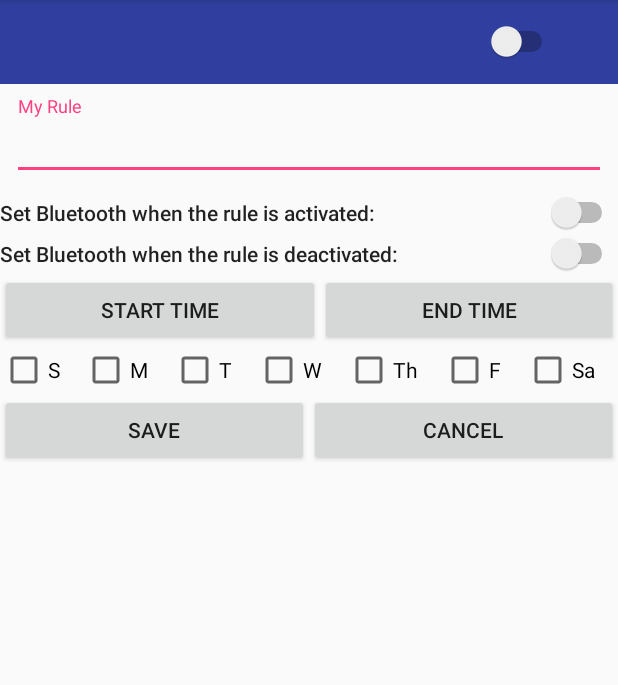
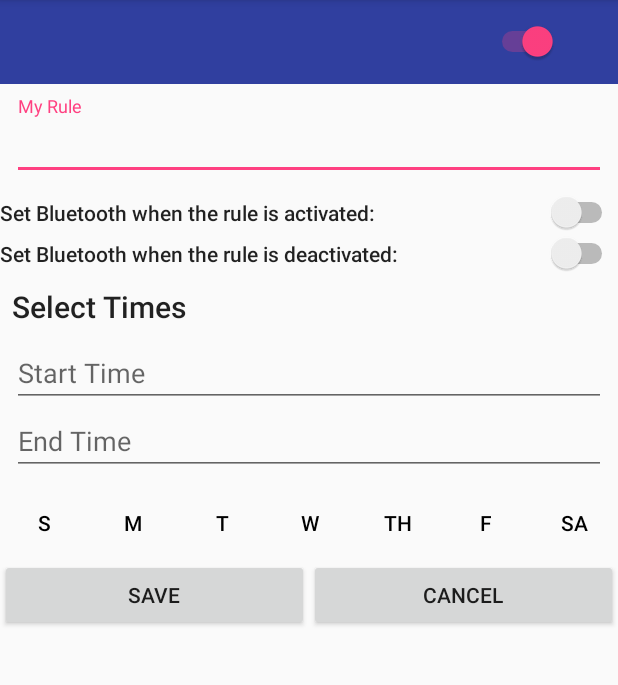
Before and after one commit to john-mcdonald-umd/SemesterProject, an Android app: the BluetoothTimeFragment screen opened directly, with no data from a screen before it, on a phone screen of 412 x 824 dp, the part 84-769 px from its top. Run offline under Robolectric (Android 15) with nearby library versions, the phone set to English and light mode, and no system bars; 1 statement that could not run was skipped.

Commit message:
Good UI for fragment_time.xml.
Fixed slight, non-fatal bugs.

```diff
--- a/app/src/main/java/edu/umd/cs/semesterproject/fragment/BaseLocationFragment.java
+++ b/app/src/main/java/edu/umd/cs/semesterproject/fragment/BaseLocationFragment.java
@@ -83,12 +83,14 @@ public abstract class BaseLocationFragment extends Fragment {
         if (rule == null) {
             // Set up location rule
             locationRule = new LocationRule(ruleName.getText().toString(), true, 0, 0, 0);
+            enabled_switch.setChecked(true);
         }
         // if editing a pre-existing rule.
         else{
             locationSet = true;
             ruleName.setText(rule.getName());
             locationRule = (LocationRule) rule;
+            enabled_switch.setChecked(locationRule.isEnabled());
             setupSpecificLayout(view, locationRule);
         }
 
--- a/app/src/main/java/edu/umd/cs/semesterproject/fragment/BaseTimeFragment.java
+++ b/app/src/main/java/edu/umd/cs/semesterproject/fragment/BaseTimeFragment.java
@@ -15,6 +15,7 @@ import android.widget.EditText;
 import android.widget.Switch;
 import android.widget.TimePicker;
 import android.widget.Toast;
+import android.widget.ToggleButton;
 
 import java.util.ArrayList;
 import java.util.Calendar;
@@ -41,7 +42,7 @@ public abstract class BaseTimeFragment extends Fragment {
 
     private EditText ruleName;
     private Switch enabled_switch;
-    private CheckBox S, M, T, W, Th, F, Sa;
+    private ToggleButton S, M, T, W, Th, F, Sa;
     protected View view;
 
     // Gets the action type of the Location Rule. Volume Rules would return Rule.ActionType.VOLUME
@@ -73,35 +74,37 @@ public abstract class BaseTimeFragment extends Fragment {
         view = inflater.inflate(getLayoutId(), container, false);
         enabled_switch = (Switch) view.findViewById(R.id.switch_enabled);
         ruleName = (EditText) view.findViewById(R.id.rule_name);
-        Button startTimeButton = (Button) view.findViewById(R.id.set_start_time_button);
-        Button endTimeButton = (Button) view.findViewById(R.id.set_end_time_button);
+        EditText startTimeText = (EditText) view.findViewById(R.id.edit_text_start_time);
+        EditText endTimeText = (EditText) view.findViewById(R.id.edit_text_end_time);
         Button saveButton = (Button) view.findViewById(R.id.save_button);
         Button cancelButton = (Button) view.findViewById(R.id.cancel_button);
         // Checkboxes, eventually put these in an array.
-        S = (CheckBox) view.findViewById(R.id.checkbox_sun);
-        M = (CheckBox) view.findViewById(R.id.checkbox_mon);
-        T = (CheckBox) view.findViewById(R.id.checkbox_tues);
-        W = (CheckBox) view.findViewById(R.id.checkbox_wed);
-        Th = (CheckBox) view.findViewById(R.id.checkbox_thurs);
-        F = (CheckBox) view.findViewById(R.id.checkbox_fri);
-        Sa = (CheckBox) view.findViewById(R.id.checkbox_sat);
+        S = (ToggleButton) view.findViewById(R.id.toggle_button_sun);
+        M = (ToggleButton) view.findViewById(R.id.toggle_button_mon);
+        T = (ToggleButton) view.findViewById(R.id.toggle_button_tues);
+        W = (ToggleButton) view.findViewById(R.id.toggle_button_wed);
+        Th = (ToggleButton) view.findViewById(R.id.toggle_button_thurs);
+        F = (ToggleButton) view.findViewById(R.id.toggle_button_fri);
+        Sa = (ToggleButton) view.findViewById(R.id.toggle_button_sat);
 
         // if creating a new rule.
         if (rule == null) {
             // Set up time rule
             timeRule = new TimeRule(ruleName.getText().toString(), true, 0, 0, 0, 0, null);
+            enabled_switch.setChecked(true);
         }
         // if editing a pre-existing rule.
         else{
             startTimeSet = (endTimeSet = true);
             ruleName.setText(rule.getName());
             timeRule = (TimeRule) rule;
-            setCheckBoxes(timeRule);
+            enabled_switch.setChecked(timeRule.isEnabled());
+            setToggleButtons(timeRule);
             setupSpecificLayout(view, timeRule);
         }
 
         // Link UI elements
-        startTimeButton.setOnClickListener(new Button.OnClickListener() {
+        startTimeText.setOnClickListener(new Button.OnClickListener() {
             @Override
             public void onClick(View v){
                 try{
@@ -124,7 +127,7 @@ public abstract class BaseTimeFragment extends Fragment {
                 }
             }
         });
-        endTimeButton.setOnClickListener(new Button.OnClickListener() {
+        endTimeText.setOnClickListener(new Button.OnClickListener() {
             @Override
             public void onClick(View v){
                 try{
@@ -156,7 +159,7 @@ public abstract class BaseTimeFragment extends Fragment {
                         Intent intent = new Intent();
                         timeRule.setActionType(getActionType());
                         timeRule.setAction(getAction());
-                        timeRule.setDays(parseCheckBoxes());
+                        timeRule.setDays(parseToggleButtons());
                         timeRule.setEnabled(enabled_switch.isChecked());
                         timeRule.setName(ruleName.getText().toString());
                         intent.putExtra(Codes.RULE_CREATED, timeRule);
@@ -189,7 +192,7 @@ public abstract class BaseTimeFragment extends Fragment {
     }
 
     // returns a List<TimeRule.Day> based on the state of the checkboxes.
-    private List<TimeRule.Day> parseCheckBoxes(){
+    private List<TimeRule.Day> parseToggleButtons(){
         ArrayList<TimeRule.Day> al = new ArrayList<>();
         if (S.isChecked()){
             al.add(TimeRule.Day.SUN);
@@ -216,7 +219,7 @@ public abstract class BaseTimeFragment extends Fragment {
         return al;
     }
 
-    private void setCheckBoxes(TimeRule r){
+    private void setToggleButtons(TimeRule r){
         for (TimeRule.Day day : r.getDays()){
             if (day.equals(TimeRule.Day.SUN))
                 S.setChecked(true);
--- a/app/src/main/java/edu/umd/cs/semesterproject/fragment/TestFragment.java
+++ /dev/null
@@ -1,49 +0,0 @@
-package edu.umd.cs.semesterproject.fragment;
-
-import android.os.Bundle;
-import android.support.v4.app.Fragment;
-import android.view.LayoutInflater;
-import android.view.View;
-import android.view.ViewGroup;
-import android.widget.Button;
-
-import edu.umd.cs.semesterproject.R;
-
-/**
- * Test fragment for testing a fragment in the tabs without having to go through dialogue boxes to get through
- * Mainly for testing UI and basic functionality.
- */
-
-public class TestFragment extends Fragment {
-
-    private static final String TITLE = "TEST";
-
-    public TestFragment() {
-    }
-
-    public static TestFragment newInstance() {
-
-        TestFragment testFragment = new TestFragment();
-
-        return testFragment;
-    }
-
-    public static String getTitle() {
-        return TITLE;
-    }
-
-    @Override
-    public View onCreateView(LayoutInflater inflater, ViewGroup container, Bundle savedInstanceState) {
-        super.onCreateView(inflater, container, savedInstanceState);
-
-        View view = inflater.inflate(R.layout.fragment_volume_time, container, false);
-        Button setTimeButton = (Button) view.findViewById(R.id.set_start_time_button);
-
-        // Link UI elements
-
-
-        return view;
-    }
-
-
-}
--- /dev/null
+++ b/app/src/main/res/drawable/toggle_button_selector.xml
@@ -0,0 +1,9 @@
+<?xml version="1.0" encoding="utf-8"?>
+<selector xmlns:android="http://schemas.android.com/apk/res/android">
+    <item
+        android:drawable="@color/colorAccent"
+        android:state_checked="true"/>
+    <item
+        android:drawable="@android:color/transparent"
+        android:state_checked="false"/>
+</selector>
--- /dev/null
+++ b/app/src/main/res/drawable/toggle_button_text_color.xml
@@ -0,0 +1,6 @@
+<?xml version="1.0" encoding="utf-8"?>
+<selector xmlns:android="http://schemas.android.com/apk/res/android">
+    <item android:state_checked="true"
+        android:color="#ffffff"/> <!-- pressed -->
+    <item android:color="#000000"/> <!-- default -->
+</selector>
--- a/app/src/main/res/layout/fragment_bluetooth_location.xml
+++ b/app/src/main/res/layout/fragment_bluetooth_location.xml
@@ -1,4 +1,9 @@
 <?xml version="1.0" encoding="utf-8"?>
+<ScrollView xmlns:android="http://schemas.android.com/apk/res/android"
+    android:layout_width="match_parent"
+    android:layout_height="match_parent"
+    android:fillViewport="true">
+
     <LinearLayout xmlns:android="http://schemas.android.com/apk/res/android"
         android:orientation="vertical" android:layout_width="match_parent"
         android:layout_height="match_parent">
@@ -12,3 +17,4 @@
         <include layout="@layout/fragment_save_cancel"/>
 
     </LinearLayout>
+</ScrollView>
--- a/app/src/main/res/layout/fragment_bluetooth_time.xml
+++ b/app/src/main/res/layout/fragment_bluetooth_time.xml
@@ -1,4 +1,9 @@
 <?xml version="1.0" encoding="utf-8"?>
+<ScrollView xmlns:android="http://schemas.android.com/apk/res/android"
+    android:layout_width="match_parent"
+    android:layout_height="match_parent"
+    android:fillViewport="true">
+
     <LinearLayout xmlns:android="http://schemas.android.com/apk/res/android"
         android:orientation="vertical" android:layout_width="match_parent"
         android:layout_height="match_parent">
@@ -12,3 +17,4 @@
         <include layout="@layout/fragment_save_cancel"/>
 
     </LinearLayout>
+</ScrollView>
--- a/app/src/main/res/layout/fragment_time.xml
+++ b/app/src/main/res/layout/fragment_time.xml
@@ -7,21 +7,29 @@
     <LinearLayout
         android:layout_width="match_parent"
         android:layout_height="wrap_content"
-        android:orientation="horizontal">
+        android:orientation="vertical"
+        android:padding="@dimen/view_padding">
 
-        <Button
-            android:id="@+id/set_start_time_button"
-            android:layout_width="wrap_content"
+        <TextView
+            android:layout_width="match_parent"
             android:layout_height="wrap_content"
-            android:layout_weight="1"
-            android:text="@string/choose_start_time" />
+            android:paddingBottom="@dimen/view_padding"
+            android:text="@string/times_label"
+            android:textAppearance="@style/TextAppearance.AppCompat.Title"/>
 
-        <Button
-            android:id="@+id/set_end_time_button"
-            android:layout_width="wrap_content"
+        <EditText
+            android:id="@+id/edit_text_start_time"
+            android:layout_width="match_parent"
             android:layout_height="wrap_content"
-            android:layout_weight="1"
-            android:text="@string/choose_end_time" />
+            android:focusable="false"
+            android:hint="@string/start_time_hint"/>
+
+        <EditText
+            android:id="@+id/edit_text_end_time"
+            android:layout_width="match_parent"
+            android:layout_height="wrap_content"
+            android:focusable="false"
+            android:hint="@string/end_time_hint"/>
     </LinearLayout>
 
     <LinearLayout
@@ -29,48 +37,76 @@
         android:layout_height="wrap_content"
         android:orientation="horizontal">
 
-        <CheckBox android:id="@+id/checkbox_sun"
+        <ToggleButton
+            android:id="@+id/toggle_button_sun"
             android:layout_width="wrap_content"
             android:layout_height="wrap_content"
-            android:text="@string/sun_label"
-            android:layout_weight="1"/>
+            android:layout_weight="1"
+            android:background="@drawable/toggle_button_selector"
+            android:textColor="@drawable/toggle_button_text_color"
+            android:textOff="@string/sun_label"
+            android:textOn="@string/sun_label"/>
 
-        <CheckBox android:id="@+id/checkbox_mon"
+        <ToggleButton
+            android:id="@+id/toggle_button_mon"
             android:layout_width="wrap_content"
             android:layout_height="wrap_content"
-            android:text="@string/mon_label"
-            android:layout_weight="1"/>
+            android:layout_weight="1"
+            android:background="@drawable/toggle_button_selector"
+            android:textColor="@drawable/toggle_button_text_color"
+            android:textOff="@string/mon_label"
+            android:textOn="@string/mon_label"/>
 
-        <CheckBox android:id="@+id/checkbox_tues"
+        <ToggleButton
+            android:id="@+id/toggle_button_tues"
             android:layout_width="wrap_content"
             android:layout_height="wrap_content"
-            android:text="@string/tues_label"
-            android:layout_weight="1"/>
+            android:layout_weight="1"
+            android:background="@drawable/toggle_button_selector"
+            android:textColor="@drawable/toggle_button_text_color"
+            android:textOff="@string/tues_label"
+            android:textOn="@string/tues_label"/>
 
-        <CheckBox android:id="@+id/checkbox_wed"
+        <ToggleButton
+            android:id="@+id/toggle_button_wed"
             android:layout_width="wrap_content"
             android:layout_height="wrap_content"
-            android:text="@string/wed_label"
-            android:layout_weight="1"/>
+            android:layout_weight="1"
+            android:background="@drawable/toggle_button_selector"
+            android:textColor="@drawable/toggle_button_text_color"
+            android:textOff="@string/wed_label"
+            android:textOn="@string/wed_label"/>
 
-        <CheckBox android:id="@+id/checkbox_thurs"
+        <ToggleButton
+            android:id="@+id/toggle_button_thurs"
             android:layout_width="wrap_content"
             android:layout_height="wrap_content"
-            android:text="@string/thurs_label"
-            android:layout_weight="1"/>
+            android:layout_weight="1"
+            android:background="@drawable/toggle_button_selector"
+            android:textColor="@drawable/toggle_button_text_color"
+            android:textOff="@string/thurs_label"
+            android:textOn="@string/thurs_label"/>
 
-        <CheckBox android:id="@+id/checkbox_fri"
+        <ToggleButton
+            android:id="@+id/toggle_button_fri"
             android:layout_width="wrap_content"
             android:layout_height="wrap_content"
-            android:text="@string/fri_label"
-            android:layout_weight="1"/>
+            android:layout_weight="1"
+            android:background="@drawable/toggle_button_selector"
+            android:textColor="@drawable/toggle_button_text_color"
+            android:textOff="@string/fri_label"
+            android:textOn="@string/fri_label"/>
 
-        <CheckBox android:id="@+id/checkbox_sat"
+        <ToggleButton
+            android:id="@+id/toggle_button_sat"
             android:layout_width="wrap_content"
             android:layout_height="wrap_content"
-            android:text="@string/sat_label"
-            android:layout_weight="1"/>
-
+            android:layout_weight="1"
+            android:background="@drawable/toggle_button_selector"
+            android:textColor="@drawable/toggle_button_text_color"
+            android:textOff="@string/sat_label"
+            android:textOn="@string/sat_label"/>
     </LinearLayout>
 
+
 </LinearLayout>
--- a/app/src/main/res/layout/fragment_volume_location.xml
+++ b/app/src/main/res/layout/fragment_volume_location.xml
@@ -1,4 +1,9 @@
 <?xml version="1.0" encoding="utf-8"?>
+<ScrollView xmlns:android="http://schemas.android.com/apk/res/android"
+    android:layout_width="match_parent"
+    android:layout_height="match_parent"
+    android:fillViewport="true">
+
     <LinearLayout xmlns:android="http://schemas.android.com/apk/res/android"
         android:orientation="vertical" android:layout_width="match_parent"
         android:layout_height="match_parent">
@@ -13,3 +18,4 @@
 
 
     </LinearLayout>
+</ScrollView>
--- a/app/src/main/res/layout/fragment_volume_time.xml
+++ b/app/src/main/res/layout/fragment_volume_time.xml
@@ -1,4 +1,9 @@
 <?xml version="1.0" encoding="utf-8"?>
+<ScrollView xmlns:android="http://schemas.android.com/apk/res/android"
+    android:layout_width="match_parent"
+    android:layout_height="match_parent"
+    android:fillViewport="true">
+
     <LinearLayout xmlns:android="http://schemas.android.com/apk/res/android"
         android:orientation="vertical" android:layout_width="match_parent"
         android:layout_height="match_parent">
@@ -13,3 +18,4 @@
 
 
     </LinearLayout>
+</ScrollView>
--- a/app/src/main/res/layout/fragment_wifi_location.xml
+++ b/app/src/main/res/layout/fragment_wifi_location.xml
@@ -1,4 +1,9 @@
 <?xml version="1.0" encoding="utf-8"?>
+<ScrollView xmlns:android="http://schemas.android.com/apk/res/android"
+    android:layout_width="match_parent"
+    android:layout_height="match_parent"
+    android:fillViewport="true">
+
     <LinearLayout xmlns:android="http://schemas.android.com/apk/res/android"
         android:orientation="vertical" android:layout_width="match_parent"
         android:layout_height="match_parent">
@@ -12,3 +17,4 @@
         <include layout="@layout/fragment_save_cancel"/>
 
     </LinearLayout>
+</ScrollView>
--- a/app/src/main/res/layout/fragment_wifi_time.xml
+++ b/app/src/main/res/layout/fragment_wifi_time.xml
@@ -1,4 +1,9 @@
 <?xml version="1.0" encoding="utf-8"?>
+<ScrollView xmlns:android="http://schemas.android.com/apk/res/android"
+    android:layout_width="match_parent"
+    android:layout_height="match_parent"
+    android:fillViewport="true">
+
     <LinearLayout xmlns:android="http://schemas.android.com/apk/res/android"
         android:orientation="vertical" android:layout_width="match_parent"
         android:layout_height="match_parent">
@@ -12,3 +17,4 @@
         <include layout="@layout/fragment_save_cancel"/>
 
     </LinearLayout>
+</ScrollView>
--- a/app/src/main/res/values/strings.xml
+++ b/app/src/main/res/values/strings.xml
@@ -10,8 +10,9 @@
     <string name="tab_name_headphones">Headphones</string>
 
     <!-- Time Fragment -->
-    <string name="choose_start_time">Start Time</string>
-    <string name="choose_end_time">End Time</string>
+    <string name="start_time_hint">Start Time</string>
+    <string name="end_time_hint">End Time</string>
+    <string name="times_label">Select Times</string>
     <string name="sun_label">S</string>
     <string name="mon_label">M</string>
     <string name="tues_label">T</string>
```
Lines whose indentation alone changed are shown as unchanged.
